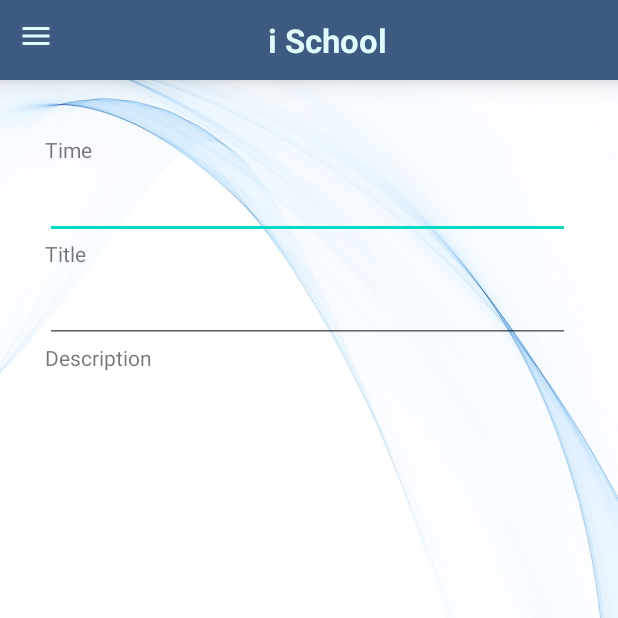
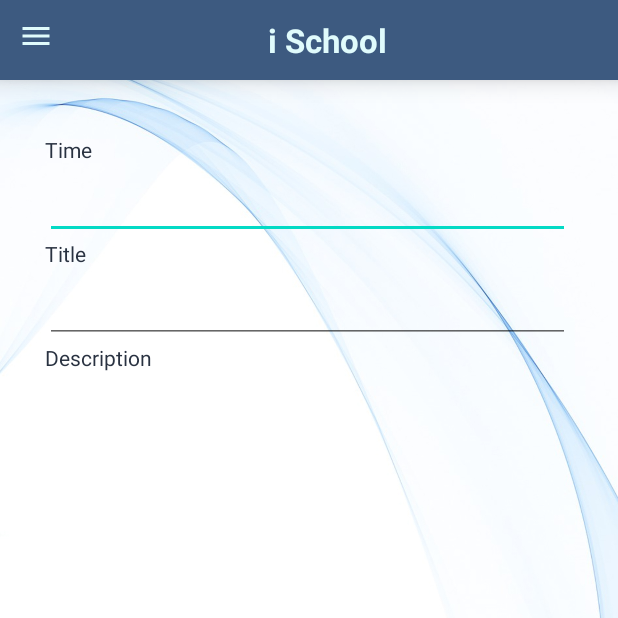
Before and after one commit to AbishekPerera/I-School, an Android app: the RocketTimeTableView screen opened directly, with no data from a screen before it, on a phone screen of 412 x 824 dp, the top half of it. Run offline under Robolectric (Android 15) with nearby library versions, the light colour scheme and no system bars; our stand-ins replace Firebase (no records; nobody signed in at launch, a user with empty details on screens opened directly).

Commit message:
miner UI changes for recycler view

```diff
--- a/app/src/main/res/layout/activity_rocket_time_table_view.xml
+++ b/app/src/main/res/layout/activity_rocket_time_table_view.xml
@@ -37,33 +37,38 @@
                 android:id="@+id/textView7"
                 android:layout_width="match_parent"
                 android:layout_height="wrap_content"
-                android:text="@string/Time_txtV" />
+                android:text="@string/Time_txtV"
+                android:textColor="@color/pblack" />
 
             <EditText
                 android:id="@+id/RoketAddtime"
                 android:layout_width="match_parent"
                 android:layout_height="50dp"
                 android:ems="10"
-                android:inputType="time" />
+                android:inputType="time"
+                android:textColor="@color/pblue" />
 
             <TextView
                 android:id="@+id/textView8"
                 android:layout_width="match_parent"
                 android:layout_height="wrap_content"
-                android:text="@string/Title_txtV" />
+                android:text="@string/Title_txtV"
+                android:textColor="@color/pblack" />
 
             <EditText
                 android:id="@+id/RoketAddtitle"
                 android:layout_width="match_parent"
                 android:layout_height="50dp"
                 android:ems="10"
-                android:inputType="textPersonName" />
+                android:inputType="textPersonName"
+                android:textColor="@color/pblue" />
 
             <TextView
                 android:id="@+id/textView9"
                 android:layout_width="match_parent"
                 android:layout_height="wrap_content"
-                android:text="@string/Description_txtV" />
+                android:text="@string/Description_txtV"
+                android:textColor="@color/pblack" />
 
             <EditText
                 android:id="@+id/RoketAdddescription"
@@ -71,7 +76,8 @@
                 android:layout_height="300dp"
                 android:ems="10"
                 android:gravity="top|left"
-                android:inputType="textPersonName" />
+                android:inputType="textPersonName"
+                android:textColor="@color/pblue" />
 
             <Button
                 android:id="@+id/saveRocketNote"
```
